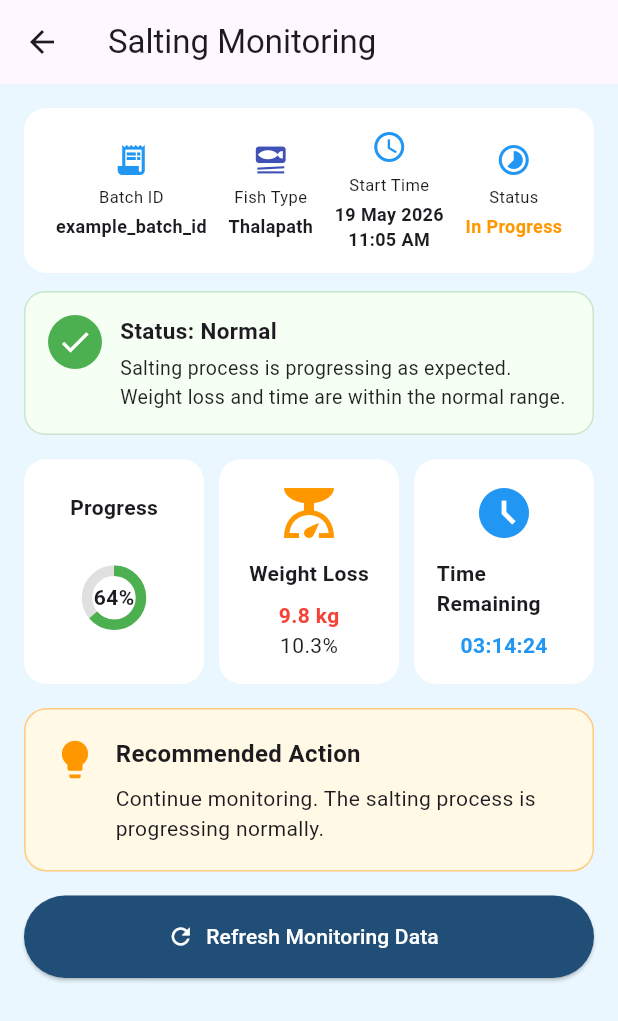
After one commit to Milansanjaya/R26-IT-079-Frontend, a Flutter app: the screen it shows after launch, after a tap on "Salt Monitoring", on a phone screen of 412 x 824 dp. The commit adds this screen. Shown: the top 1021 px of the screen. Run offline on Flutter 3.47's test engine with Material 3 defaults, Android fonts, the phone set to English and light mode, and no system bars.

Commit message:
add Salting Monitoring feature with UI components and integrate into AdminHomeScreen

```diff
--- /dev/null
+++ b/smart_karawala_mobile/lib/models/salting_monitor_model.dart
@@ -0,0 +1,56 @@
+class SaltingMonitorModel {
+  final String batchId;
+  final String fishType;
+
+  final String status;
+  final String startTime;
+
+  final double progress;
+
+  final double currentWeight;
+  final double weightLoss;
+  final double weightLossPercentage;
+
+  final double remainingHours;
+
+  SaltingMonitorModel({
+    required this.batchId,
+    required this.fishType,
+    required this.status,
+    required this.startTime,
+    required this.progress,
+    required this.currentWeight,
+    required this.weightLoss,
+    required this.weightLossPercentage,
+    required this.remainingHours,
+  });
+
+  factory SaltingMonitorModel.fromJson(
+      Map<String, dynamic> json) {
+    return SaltingMonitorModel(
+      batchId: json["batchId"],
+      fishType: json["fishType"],
+
+      status: json["status"],
+
+      startTime: json["startTime"],
+
+      progress:
+          (json["progress"] as num).toDouble(),
+
+      currentWeight:
+          (json["currentWeight"] as num).toDouble(),
+
+      weightLoss:
+          (json["weightLoss"] as num).toDouble(),
+
+      weightLossPercentage:
+          (json["weightLossPercentage"] as num)
+              .toDouble(),
+
+      remainingHours:
+          (json["remainingHours"] as num)
+              .toDouble(),
+    );
+  }
+}
--- a/smart_karawala_mobile/lib/screens/admin_home_screen.dart
+++ b/smart_karawala_mobile/lib/screens/admin_home_screen.dart
@@ -4,6 +4,7 @@ import '../widgets/admin_bottom_nav.dart';
 import 'add_new_batch_screen.dart';
 import 'waste_prediction_screen.dart';
 import 'salt_prediction_screen.dart';
+import 'salting_monitoring_screen.dart';
 
 class AdminHomeScreen extends StatelessWidget {
   const AdminHomeScreen({super.key});
@@ -95,7 +96,6 @@ class AdminHomeScreen extends StatelessWidget {
                           MaterialPageRoute(
                             builder: (context) => const AddNewBatchScreen(),
                           ),
-
                         );
                       },
                       child: const DashboardCard(
@@ -103,6 +103,7 @@ class AdminHomeScreen extends StatelessWidget {
                         title: "Add New Batch",
                       ),
                     ),
+
                     GestureDetector(
                       onTap: () {
                         Navigator.push(
@@ -117,7 +118,8 @@ class AdminHomeScreen extends StatelessWidget {
                         title: "Waste Prediction",
                       ),
                     ),
-                     GestureDetector(
+
+                    GestureDetector(
                       onTap: () {
                         Navigator.push(
                           context,
@@ -136,10 +138,25 @@ class AdminHomeScreen extends StatelessWidget {
                       icon: Icons.assignment,
                       title: "Waste & Traceability",
                     ),
-                    const DashboardCard(
-                      icon: Icons.water_drop,
-                      title: "Salting Monitor",
+
+
+
+                    GestureDetector(
+                      onTap: () {
+                        Navigator.push(
+                          context,
+                          MaterialPageRoute(
+                            builder: (context) => const SaltingMonitoringScreen(batchId: "example_batch_id"),
+                          ),
+                        );
+                      },
+                      child: const DashboardCard(
+                        icon: Icons.water_drop,
+                        title: "Salt Monitoring",
+                      ),
                     ),
+
+
                     const DashboardCard(
                       icon: Icons.wb_sunny,
                       title: "Drying Dashboard",
--- a/smart_karawala_mobile/lib/screens/salt_prediction_screen.dart
+++ b/smart_karawala_mobile/lib/screens/salt_prediction_screen.dart
@@ -6,6 +6,9 @@ import '../services/salt_service.dart';
 
 import '../widgets/cleaned_weight_card.dart';
 import '../widgets/prediction_result_card.dart';
+
+import '../services/salting_service.dart';
+import 'salting_monitoring_screen.dart';
 
 class SaltPredictionScreen extends StatefulWidget {
   const SaltPredictionScreen({super.key});
@@ -225,7 +228,6 @@ class _SaltPredictionScreenState
                   Expanded(
                     child: ElevatedButton.icon(
                       onPressed: () {
-
                         // TODO:
                         // Navigate to Salting Monitor Screen
 
--- /dev/null
+++ b/smart_karawala_mobile/lib/screens/salting_monitoring_screen.dart
@@ -0,0 +1,72 @@
+import 'package:flutter/material.dart';
+
+import '../widgets/monitoring_status_card.dart';
+import '../widgets/monitoring_recommendation_card.dart';
+import '../widgets/monitoring_update_button.dart';
+import '../widgets/monitoring_progress_card.dart';
+import '../widgets/monitoring_weight_card.dart';
+import '../widgets/monitoring_time_card.dart';
+import '../widgets/monitoring_recommendation_card.dart';
+import '../widgets/monitoring_header_card.dart';
+
+class SaltingMonitoringScreen extends StatelessWidget {
+  final String batchId;
+
+  const SaltingMonitoringScreen({super.key, required this.batchId});
+
+  @override
+  Widget build(BuildContext context) {
+    return Scaffold(
+      backgroundColor: const Color(0xffEAF7FF),
+
+      appBar: AppBar(title: const Text("Salting Monitoring")),
+
+      body: SingleChildScrollView(
+        padding: const EdgeInsets.all(16),
+        child: Column(
+          crossAxisAlignment: CrossAxisAlignment.start,
+          children: [
+            MonitoringHeaderCard(
+              batchId: batchId,
+              fishType: "Thalapath",
+              startTime: "19 May 2026\n11:05 AM",
+              status: "In Progress",
+            ),
+
+            const SizedBox(height: 12),
+
+            MonitoringStatusCard(status: "Normal"),
+
+            const SizedBox(height: 16),
+
+            Row(
+              children: const [
+                MonitoringProgressCard(progress: 64),
+
+                SizedBox(width: 10),
+
+                MonitoringWeightCard(weightLoss: 9.8, percentage: 10.3),
+
+                SizedBox(width: 10),
+
+                MonitoringTimeCard(remainingHours: 3.24),
+              ],
+            ),
+
+            const SizedBox(height: 16),
+
+            MonitoringRecommendationCard(status: "Normal"),
+
+            const SizedBox(height: 16),
+
+            MonitoringUpdateButton(
+              onPressed: () {
+                // TODO: Refresh monitoring data
+              },
+            ),
+          ],
+        ),
+      ),
+    );
+  }
+}
--- /dev/null
+++ b/smart_karawala_mobile/lib/services/salting_monitor_service.dart
@@ -0,0 +1,30 @@
+import 'dart:convert';
+
+import 'package:http/http.dart' as http;
+
+import '../models/salting_monitor_model.dart';
+
+class SaltingMonitorService {
+  static const String baseUrl =
+      "http://localhost:8000/api/batches";
+
+  static Future<SaltingMonitorModel> getMonitoring(
+      String batchId) async {
+    final response = await http.get(
+      Uri.parse(
+        "$baseUrl/$batchId/salting-monitor",
+      ),
+    );
+
+    if (response.statusCode != 200) {
+      throw Exception("Failed to load monitoring");
+    }
+
+    final json = jsonDecode(response.body);
+
+    return SaltingMonitorModel.fromJson(json);
+  }
+
+
+
+}
--- /dev/null
+++ b/smart_karawala_mobile/lib/services/salting_service.dart
@@ -0,0 +1,19 @@
+import 'dart:convert';
+import 'package:http/http.dart' as http;
+
+class SaltingService {
+  static const String baseUrl =
+      "http://localhost:8000/api/batches";
+
+  static Future<bool> startSalting(String batchId) async {
+    final response = await http.post(
+      Uri.parse("$baseUrl/$batchId/start-salting"),
+    );
+
+    if (response.statusCode == 200) {
+      return true;
+    }
+
+    throw Exception("Failed to start salting");
+  }
+}
--- /dev/null
+++ b/smart_karawala_mobile/lib/widgets/monitoring_header_card.dart
@@ -0,0 +1,136 @@
+import 'package:flutter/material.dart';
+
+class MonitoringHeaderCard extends StatelessWidget {
+  final String batchId;
+  final String fishType;
+  final String startTime;
+  final String status;
+
+  const MonitoringHeaderCard({
+    super.key,
+    required this.batchId,
+    required this.fishType,
+    required this.startTime,
+    required this.status,
+  });
+
+  @override
+  Widget build(BuildContext context) {
+    return Container(
+      padding: const EdgeInsets.all(14),
+      decoration: BoxDecoration(
+        color: Colors.white,
+        borderRadius: BorderRadius.circular(15),
+      ),
+      child: Row(
+        mainAxisAlignment: MainAxisAlignment.spaceAround,
+        children: [
+
+          //-------------------------------------------------
+          // Batch ID
+          //-------------------------------------------------
+          Column(
+            children: [
+              const Icon(
+                Icons.receipt_long,
+                color: Colors.blue,
+              ),
+              const SizedBox(height: 5),
+              const Text(
+                "Batch ID",
+                style: TextStyle(fontSize: 11),
+              ),
+              const SizedBox(height: 3),
+              Text(
+                batchId,
+                style: const TextStyle(
+                  fontWeight: FontWeight.bold,
+                  fontSize: 12,
+                ),
+              ),
+            ],
+          ),
+
+          //-------------------------------------------------
+          // Fish Type
+          //-------------------------------------------------
+          Column(
+            children: [
+              const Icon(
+                Icons.set_meal,
+                color: Colors.indigo,
+              ),
+              const SizedBox(height: 5),
+              const Text(
+                "Fish Type",
+                style: TextStyle(fontSize: 11),
+              ),
+              const SizedBox(height: 3),
+              Text(
+                fishType,
+                style: const TextStyle(
+                  fontWeight: FontWeight.bold,
+                  fontSize: 12,
+                ),
+              ),
+            ],
+          ),
+
+          //-------------------------------------------------
+          // Start Time
+          //-------------------------------------------------
+          Column(
+            children: [
+              const Icon(
+                Icons.access_time,
+                color: Colors.blue,
+              ),
+              const SizedBox(height: 5),
+              const Text(
+                "Start Time",
+                style: TextStyle(fontSize: 11),
+              ),
+              const SizedBox(height: 3),
+              Text(
+                startTime,
+                textAlign: TextAlign.center,
+                style: const TextStyle(
+                  fontWeight: FontWeight.bold,
+                  fontSize: 12,
+                ),
+              ),
+            ],
+          ),
+
+          //-------------------------------------------------
+          // Status
+          //-------------------------------------------------
+          Column(
+            children: [
+              const Icon(
+                Icons.timelapse,
+                color: Colors.blue,
+              ),
+              const SizedBox(height: 5),
+              const Text(
+                "Status",
+                style: TextStyle(fontSize: 11),
+              ),
+              const SizedBox(height: 3),
+              Text(
+                status,
+                style: TextStyle(
+                  fontWeight: FontWeight.bold,
+                  fontSize: 12,
+                  color: status == "Completed"
+                      ? Colors.green
+                      : Colors.orange,
+                ),
+              ),
+            ],
+          ),
+        ],
+      ),
+    );
+  }
+}
--- /dev/null
+++ b/smart_karawala_mobile/lib/widgets/monitoring_progress_card.dart
@@ -0,0 +1,65 @@
+import 'package:flutter/material.dart';
+
+class MonitoringProgressCard extends StatelessWidget {
+  final double progress;
+
+  const MonitoringProgressCard({
+    super.key,
+    required this.progress,
+  });
+
+  @override
+  Widget build(BuildContext context) {
+    return Expanded(
+      child: Container(
+        height: 150,
+        padding: const EdgeInsets.all(15),
+        decoration: BoxDecoration(
+          color: Colors.white,
+          borderRadius: BorderRadius.circular(15),
+        ),
+        child: Column(
+          mainAxisAlignment: MainAxisAlignment.center,
+          children: [
+
+            const Text(
+              "Progress",
+              style: TextStyle(
+                fontWeight: FontWeight.bold,
+              ),
+            ),
+
+            const SizedBox(height: 15),
+
+            SizedBox(
+              width: 70,
+              height: 70,
+              child: Stack(
+                alignment: Alignment.center,
+                children: [
+
+                  CircularProgressIndicator(
+                    value: progress / 100,
+                    strokeWidth: 7,
+                    backgroundColor: Colors.grey.shade300,
+                    valueColor:
+                        const AlwaysStoppedAnimation(
+                      Colors.green,
+                    ),
+                  ),
+
+                  Text(
+                    "${progress.toStringAsFixed(0)}%",
+                    style: const TextStyle(
+                      fontWeight: FontWeight.bold,
+                    ),
+                  ),
+                ],
+              ),
+            ),
+          ],
+        ),
+      ),
+    );
+  }
+}
--- /dev/null
+++ b/smart_karawala_mobile/lib/widgets/monitoring_recommendation_card.dart
@@ -0,0 +1,75 @@
+import 'package:flutter/material.dart';
+
+class MonitoringRecommendationCard extends StatelessWidget {
+  final String status;
+
+  const MonitoringRecommendationCard({
+    super.key,
+    required this.status,
+  });
+
+  @override
+  Widget build(BuildContext context) {
+    String message;
+
+    switch (status) {
+      case "Completed":
+        message =
+            "Salting process is complete. You can proceed to the drying stage.";
+        break;
+
+      case "Warning":
+        message =
+            "Check the batch immediately. The monitoring values are outside the normal range.";
+        break;
+
+      default:
+        message =
+            "Continue monitoring. The salting process is progressing normally.";
+    }
+
+    return Container(
+      width: double.infinity,
+      padding: const EdgeInsets.all(18),
+      decoration: BoxDecoration(
+        color: const Color(0xffFFF9E6),
+        borderRadius: BorderRadius.circular(15),
+        border: Border.all(color: Colors.orange.shade200),
+      ),
+      child: Row(
+        crossAxisAlignment: CrossAxisAlignment.start,
+        children: [
+          const Icon(
+            Icons.lightbulb,
+            color: Colors.orange,
+            size: 30,
+          ),
+
+          const SizedBox(width: 12),
+
+          Expanded(
+            child: Column(
+              crossAxisAlignment: CrossAxisAlignment.start,
+              children: [
+                const Text(
+                  "Recommended Action",
+                  style: TextStyle(
+                    fontWeight: FontWeight.bold,
+                    fontSize: 16,
+                  ),
+                ),
+
+                const SizedBox(height: 8),
+
+                Text(
+                  message,
+                  style: const TextStyle(fontSize: 14),
+                ),
+              ],
+            ),
+          ),
+        ],
+      ),
+    );
+  }
+}
--- /dev/null
+++ b/smart_karawala_mobile/lib/widgets/monitoring_status_card.dart
@@ -0,0 +1,93 @@
+import 'package:flutter/material.dart';
+
+class MonitoringStatusCard extends StatelessWidget {
+  final String status;
+
+  const MonitoringStatusCard({
+    super.key,
+    required this.status,
+  });
+
+  @override
+  Widget build(BuildContext context) {
+    Color iconColor;
+    Color bgColor;
+    String title;
+    String subtitle;
+
+    switch (status) {
+      case "Completed":
+        iconColor = Colors.green;
+        bgColor = const Color(0xffF1FFF3);
+        title = "Status: Completed";
+        subtitle = "Salting process has been completed successfully.";
+        break;
+
+      case "Warning":
+        iconColor = Colors.orange;
+        bgColor = const Color(0xffFFF8E8);
+        title = "Status: Warning";
+        subtitle = "Weight loss is outside the normal range.";
+        break;
+
+      default:
+        iconColor = Colors.green;
+        bgColor = const Color(0xffF5FFF4);
+        title = "Status: Normal";
+        subtitle =
+            "Salting process is progressing as expected.\nWeight loss and time are within the normal range.";
+    }
+
+    return Container(
+      width: double.infinity,
+      padding: const EdgeInsets.all(15),
+      decoration: BoxDecoration(
+        color: bgColor,
+        borderRadius: BorderRadius.circular(14),
+        border: Border.all(
+          color: Colors.green.shade100,
+        ),
+      ),
+      child: Row(
+        crossAxisAlignment: CrossAxisAlignment.start,
+        children: [
+          CircleAvatar(
+            radius: 18,
+            backgroundColor: iconColor,
+            child: const Icon(
+              Icons.check,
+              color: Colors.white,
+            ),
+          ),
+
+          const SizedBox(width: 12),
+
+          Expanded(
+            child: Column(
+              crossAxisAlignment: CrossAxisAlignment.start,
+              children: [
+                Text(
+                  title,
+                  style: const TextStyle(
+                    fontWeight: FontWeight.bold,
+                    fontSize: 15,
+                  ),
+                ),
+
+                const SizedBox(height: 5),
+
+                Text(
+                  subtitle,
+                  style: const TextStyle(
+                    fontSize: 13,
+                    color: Colors.black87,
+                  ),
+                ),
+              ],
+            ),
+          ),
+        ],
+      ),
+    );
+  }
+}
--- /dev/null
+++ b/smart_karawala_mobile/lib/widgets/monitoring_time_card.dart
@@ -0,0 +1,76 @@
+import 'package:flutter/material.dart';
+
+class MonitoringTimeCard extends StatelessWidget {
+
+  final double remainingHours;
+
+  const MonitoringTimeCard({
+    super.key,
+    required this.remainingHours,
+  });
+
+  String formatTime(double hours){
+
+    final totalSeconds =
+        (hours * 3600).toInt();
+
+    final h = totalSeconds ~/ 3600;
+
+    final m =
+        (totalSeconds % 3600) ~/ 60;
+
+    final s =
+        totalSeconds % 60;
+
+    return "${h.toString().padLeft(2,'0')}:"
+        "${m.toString().padLeft(2,'0')}:"
+        "${s.toString().padLeft(2,'0')}";
+  }
+
+  @override
+  Widget build(BuildContext context) {
+
+    return Expanded(
+      child: Container(
+        height: 150,
+        padding: const EdgeInsets.all(15),
+
+        decoration: BoxDecoration(
+          color: Colors.white,
+          borderRadius: BorderRadius.circular(15),
+        ),
+
+        child: Column(
+          mainAxisAlignment: MainAxisAlignment.center,
+          children: [
+
+            const Icon(
+              Icons.access_time_filled,
+              size: 40,
+              color: Colors.blue,
+            ),
+
+            const SizedBox(height: 10),
+
+            const Text(
+              "Time Remaining",
+              style: TextStyle(
+                fontWeight: FontWeight.bold,
+              ),
+            ),
+
+            const SizedBox(height: 8),
+
+            Text(
+              formatTime(remainingHours),
+              style: const TextStyle(
+                fontWeight: FontWeight.bold,
+                color: Colors.blue,
+              ),
+            ),
+          ],
+        ),
+      ),
+    );
+  }
+}
--- /dev/null
+++ b/smart_karawala_mobile/lib/widgets/monitoring_update_button.dart
@@ -0,0 +1,29 @@
+import 'package:flutter/material.dart';
+
+class MonitoringUpdateButton extends StatelessWidget {
+  final VoidCallback onPressed;
+
+  const MonitoringUpdateButton({
+    super.key,
+    required this.onPressed,
+  });
+
+  @override
+  Widget build(BuildContext context) {
+    return SizedBox(
+      width: double.infinity,
+      height: 55,
+      child: ElevatedButton.icon(
+        onPressed: onPressed,
+        icon: const Icon(Icons.refresh),
+        label: const Text(
+          "Refresh Monitoring Data",
+        ),
+        style: ElevatedButton.styleFrom(
+          backgroundColor: const Color(0xff214E77),
+          foregroundColor: Colors.white,
+        ),
+      ),
+    );
+  }
+}
--- /dev/null
+++ b/smart_karawala_mobile/lib/widgets/monitoring_weight_card.dart
@@ -0,0 +1,63 @@
+import 'package:flutter/material.dart';
+
+class MonitoringWeightCard extends StatelessWidget {
+
+  final double weightLoss;
+  final double percentage;
+
+  const MonitoringWeightCard({
+    super.key,
+    required this.weightLoss,
+    required this.percentage,
+  });
+
+  @override
+  Widget build(BuildContext context) {
+
+    return Expanded(
+      child: Container(
+        height: 150,
+        padding: const EdgeInsets.all(15),
+        decoration: BoxDecoration(
+          color: Colors.white,
+          borderRadius: BorderRadius.circular(15),
+        ),
+
+        child: Column(
+          mainAxisAlignment: MainAxisAlignment.center,
+          children: [
+
+            const Icon(
+              Icons.scale,
+              size: 40,
+              color: Colors.orange,
+            ),
+
+            const SizedBox(height: 10),
+
+            const Text(
+              "Weight Loss",
+              style: TextStyle(
+                fontWeight: FontWeight.bold,
+              ),
+            ),
+
+            const SizedBox(height: 8),
+
+            Text(
+              "${weightLoss.toStringAsFixed(1)} kg",
+              style: const TextStyle(
+                fontWeight: FontWeight.bold,
+                color: Colors.red,
+              ),
+            ),
+
+            Text(
+              "${percentage.toStringAsFixed(1)}%",
+            ),
+          ],
+        ),
+      ),
+    );
+  }
+}
```
